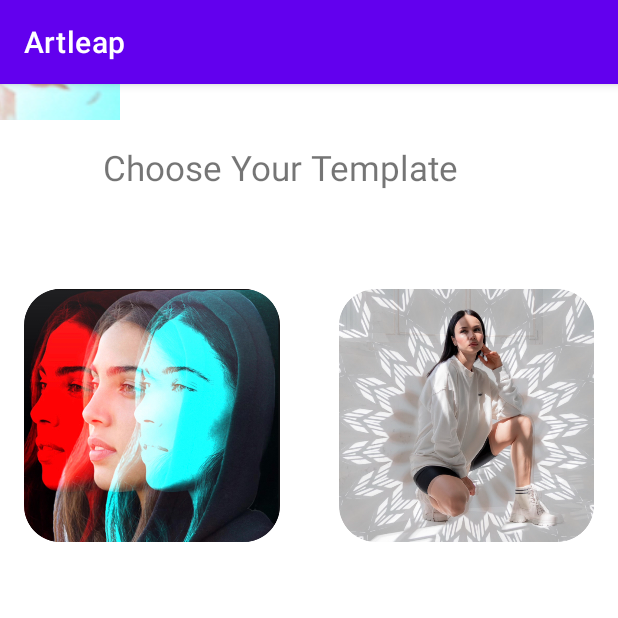
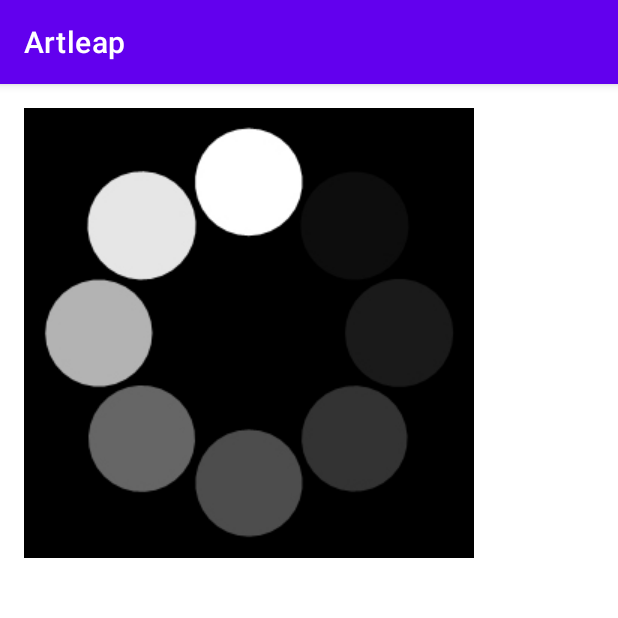
Before and after one commit to Daniel-Scharfstein/IDC_Artleap, an Android app: the screen it shows after launch (MainActivity before the commit, LoadingScreenActivity after it), after a tap on an icon or button, on a phone screen of 412 x 824 dp, the top half of it. Run offline under Robolectric (Android 15) with nearby library versions, the phone set to English and light mode, and no system bars.

Commit message:
Adding git to loading page

```diff
--- a/app/build.gradle
+++ b/app/build.gradle
@@ -28,11 +28,11 @@ android {
 }
 
 dependencies {
-
+    implementation 'pl.droidsonroids.gif:android-gif-drawable:1.2.19'
     implementation 'androidx.appcompat:appcompat:1.3.1'
     implementation 'com.google.android.material:material:1.4.0'
     implementation 'androidx.constraintlayout:constraintlayout:2.1.0'
-    testImplementation 'junit:junit:4.+'
+    testImplementation 'junit:junit:4.13.2'
     androidTestImplementation 'androidx.test.ext:junit:1.1.3'
     androidTestImplementation 'androidx.test.espresso:espresso-core:3.4.0'
 }
--- a/app/src/main/AndroidManifest.xml
+++ b/app/src/main/AndroidManifest.xml
@@ -18,6 +18,11 @@
                 <category android:name="android.intent.category.LAUNCHER" />
             </intent-filter>
         </activity>
+        <activity
+            android:name=".LoadingScreenActivity"
+            android:exported="true">
+        </activity>
+
     </application>
 
 </manifest>
--- a/app/src/main/java/com/example/myapplication2/LoadingScreenActivity.java
+++ b/app/src/main/java/com/example/myapplication2/LoadingScreenActivity.java
@@ -3,7 +3,6 @@ package com.example.myapplication2;
 import androidx.appcompat.app.AppCompatActivity;
 
 import android.os.Bundle;
-import android.widget.ImageView;
 
 public class LoadingScreenActivity extends AppCompatActivity {
     @Override
--- a/app/src/main/java/com/example/myapplication2/MainActivity.java
+++ b/app/src/main/java/com/example/myapplication2/MainActivity.java
@@ -17,22 +17,19 @@ public class MainActivity extends AppCompatActivity {
     protected void onCreate(Bundle savedInstanceState) {
         super.onCreate(savedInstanceState);
         setContentView(R.layout.activity_main);
-        addListenerOnButton();
+        addListenerOnTemplateImage();
 
         Window window = getWindow();
         window.addFlags(WindowManager.LayoutParams.FLAG_TRANSLUCENT_NAVIGATION);
     }
 
-    public void addListenerOnButton() {
+    public void addListenerOnTemplateImage() {
 
         imageButton = findViewById(R.id.imageView4);
-        imageButton.setOnClickListener(new View.OnClickListener() {
-            @Override
-            public void onClick(View view) {
-                Toast.makeText(MainActivity.this,
-                        "ImageButton is clicked!", Toast.LENGTH_SHORT).show();
-                openLoadingPage();
-            }
+        imageButton.setOnClickListener(view -> {
+            Toast.makeText(MainActivity.this,
+                    "ImageButton is clicked!", Toast.LENGTH_SHORT).show();
+            openLoadingPage();
         });
     }
     public void openLoadingPage()
--- a/app/src/main/res/layout/activity_main.xml
+++ b/app/src/main/res/layout/activity_main.xml
@@ -60,7 +60,8 @@
             android:id="@+id/imageButton1"
             android:layout_width="80dp"
             android:layout_height="80dp"
-            android:src="@drawable/template1" />
+            android:src="@drawable/template1"
+            tools:ignore="ContentDescription" />
 
     </LinearLayout>
 
--- a/app/src/main/res/layout/loading_page.xml
+++ b/app/src/main/res/layout/loading_page.xml
@@ -2,13 +2,17 @@
 <androidx.constraintlayout.widget.ConstraintLayout xmlns:android="http://schemas.android.com/apk/res/android"
     xmlns:tools="http://schemas.android.com/tools"
     android:layout_width="match_parent"
-    android:layout_height="match_parent">
+    android:layout_height="match_parent"
+    android:padding="16dp"
+    tools:context=".LoadingScreenActivity">
 
-    <TextView
-        android:id="@+id/textView"
+
+    <pl.droidsonroids.gif.GifImageView
+        android:id="@+id/loadingGif"
         android:layout_width="wrap_content"
         android:layout_height="wrap_content"
-        android:text="TextView"
-        tools:layout_editor_absoluteX="188dp"
-        tools:layout_editor_absoluteY="287dp" />
+        android:src="@drawable/loading_gif"
+        tools:ignore="MissingConstraints" />
+
+
 </androidx.constraintlayout.widget.ConstraintLayout>
```
Also changed, not shown: app/src/main/res/drawable-v24/loading_gif.gif (added).
